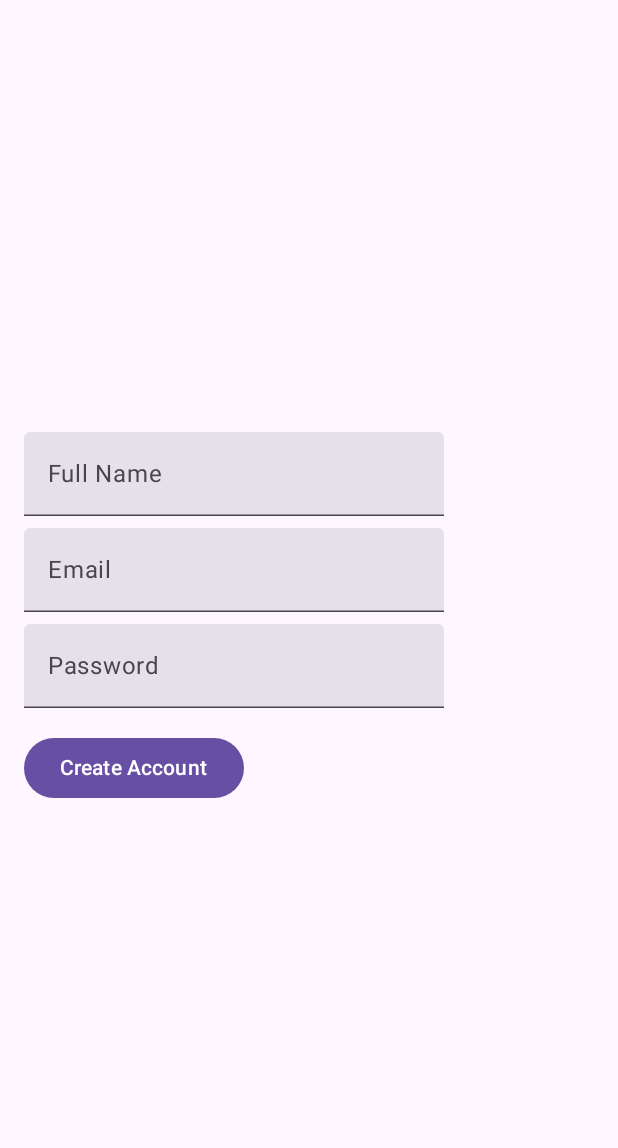
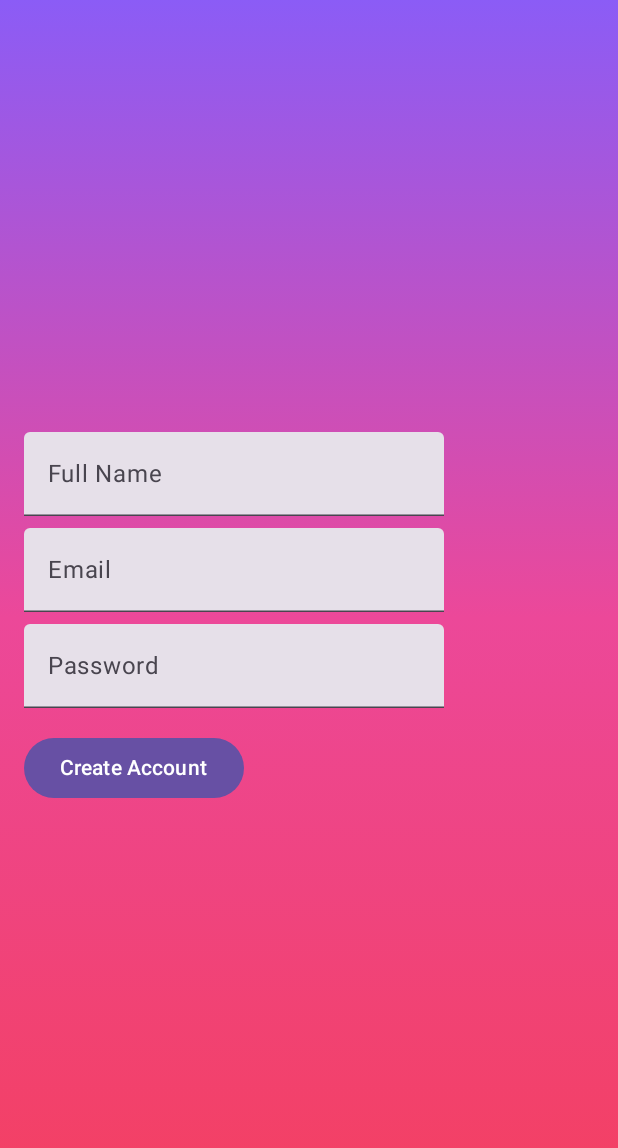
Before and after one commit to Lucra-Sports/lucra-demo-product, an Android app built with Jetpack Compose: the screen it shows after launch (MainActivity), after a tap on "Sign Up", on a phone screen of 412 x 824 dp. Shown: the top 1148 px of the screen. Run offline under Robolectric (Android 15) with nearby library versions, the phone set to English and light mode, and no system bars.

Commit message:
feat(android): persist login and refresh ui

```diff
--- a/product-base/android-app/app/src/main/java/com/lucra/android/MainActivity.kt
+++ b/product-base/android-app/app/src/main/java/com/lucra/android/MainActivity.kt
@@ -11,6 +11,8 @@ import com.lucra.android.navigation.AppNavHost
 class MainActivity : ComponentActivity() {
     override fun onCreate(savedInstanceState: Bundle?) {
         super.onCreate(savedInstanceState)
+        // Restore any previously logged in user before building the UI
+        UserManager.init(applicationContext)
         setContent {
             MaterialTheme {
                 Surface {
--- a/product-base/android-app/app/src/main/java/com/lucra/android/UserManager.kt
+++ b/product-base/android-app/app/src/main/java/com/lucra/android/UserManager.kt
@@ -1,9 +1,49 @@
 package com.lucra.android
 
+import android.content.Context
+import android.content.SharedPreferences
 import androidx.compose.runtime.mutableStateOf
+import com.google.gson.Gson
 import com.lucra.android.api.User
 
+/**
+ * Manages the logged in user for the app. The user is persisted to
+ * [SharedPreferences] so that the login state is retained between launches.
+ */
 object UserManager {
+    private const val PREFS_NAME = "lucra_prefs"
+    private const val KEY_USER = "user"
+
+    private lateinit var prefs: SharedPreferences
+    private val gson = Gson()
+
     var currentUser = mutableStateOf<User?>(null)
+        private set
+
+    /** Initialise the manager and restore any previously stored user. */
+    fun init(context: Context) {
+        prefs = context.getSharedPreferences(PREFS_NAME, Context.MODE_PRIVATE)
+        val userJson = prefs.getString(KEY_USER, null)
+        if (userJson != null) {
+            runCatching {
+                gson.fromJson(userJson, User::class.java)
+            }.onSuccess { restored ->
+                currentUser.value = restored
+            }
+        }
+    }
+
+    /** Persist the user information and mark as logged in. */
+    fun setUser(user: User) {
+        currentUser.value = user
+        prefs.edit().putString(KEY_USER, gson.toJson(user)).apply()
+    }
+
+    /** Clear any stored user and logout. */
+    fun clearUser() {
+        currentUser.value = null
+        prefs.edit().remove(KEY_USER).apply()
+    }
+
     fun isLoggedIn(): Boolean = currentUser.value != null
 }
--- a/product-base/android-app/app/src/main/java/com/lucra/android/ui/screens/LoginScreen.kt
+++ b/product-base/android-app/app/src/main/java/com/lucra/android/ui/screens/LoginScreen.kt
@@ -1,7 +1,9 @@
 package com.lucra.android.ui.screens
 
 import android.util.Log
+import androidx.compose.foundation.background
 import androidx.compose.foundation.layout.Arrangement
+import androidx.compose.foundation.layout.Box
 import androidx.compose.foundation.layout.Column
 import androidx.compose.foundation.layout.Spacer
 import androidx.compose.foundation.layout.fillMaxSize
@@ -31,6 +33,8 @@ import androidx.compose.ui.layout.boundsInWindow
 import androidx.compose.ui.layout.onGloballyPositioned
 import androidx.compose.ui.platform.LocalAutofill
 import androidx.compose.ui.platform.LocalAutofillTree
+import androidx.compose.ui.graphics.Brush
+import androidx.compose.ui.graphics.Color
 import androidx.compose.ui.text.input.KeyboardType
 import androidx.compose.ui.text.input.PasswordVisualTransformation
 import androidx.compose.ui.unit.dp
@@ -56,12 +60,26 @@ fun LoginScreen(navController: NavController) {
         )
     }
     LocalAutofillTree.current += autofillNode
-    Column(
+    Box(
         modifier = Modifier
-            .verticalScroll(rememberScrollState())
-            .padding(16.dp),
-        verticalArrangement = Arrangement.Top
+            .fillMaxSize()
+            .background(
+                brush = Brush.verticalGradient(
+                    colors = listOf(
+                        Color(0xFF8B5CF6),
+                        Color(0xFFEC4899),
+                        Color(0xFFF43F5E)
+                    )
+                )
+            )
+            .padding(16.dp)
     ) {
+        Column(
+            modifier = Modifier
+                .verticalScroll(rememberScrollState())
+                .fillMaxSize(),
+            verticalArrangement = Arrangement.Center
+        ) {
         TextField(
             value = email,
             onValueChange = {
@@ -95,7 +113,7 @@ fun LoginScreen(navController: NavController) {
             scope.launch {
                 try {
                     val user = ApiClient.service.login(LoginRequest(email, password))
-                    UserManager.currentUser.value = user
+                    UserManager.setUser(user)
                     navController.navigate("dashboard") {
                         popUpTo("login") { inclusive = true }
                     }
@@ -105,5 +123,6 @@ fun LoginScreen(navController: NavController) {
             }
         }) { Text("Login") }
         TextButton(onClick = { navController.navigate("signup") }) { Text("Sign Up") }
+        }
     }
 }
--- a/product-base/android-app/app/src/main/java/com/lucra/android/ui/screens/SignupScreen.kt
+++ b/product-base/android-app/app/src/main/java/com/lucra/android/ui/screens/SignupScreen.kt
@@ -1,11 +1,14 @@
 package com.lucra.android.ui.screens
 
+import androidx.compose.foundation.background
 import androidx.compose.foundation.layout.*
 import androidx.compose.material3.Button
 import androidx.compose.material3.Text
 import androidx.compose.material3.TextField
 import androidx.compose.runtime.*
 import androidx.compose.ui.Modifier
+import androidx.compose.ui.graphics.Brush
+import androidx.compose.ui.graphics.Color
 import androidx.compose.ui.text.input.PasswordVisualTransformation
 import androidx.compose.ui.unit.dp
 import androidx.navigation.NavController
@@ -20,8 +23,22 @@ fun SignupScreen(navController: NavController) {
     var password by remember { mutableStateOf("") }
     val scope = rememberCoroutineScope()
 
+    Box(
+        modifier = Modifier
+            .fillMaxSize()
+            .background(
+                Brush.verticalGradient(
+                    listOf(
+                        Color(0xFF8B5CF6),
+                        Color(0xFFEC4899),
+                        Color(0xFFF43F5E)
+                    )
+                )
+            )
+            .padding(16.dp)
+    ) {
         Column(
-        modifier = Modifier.fillMaxSize().padding(16.dp),
+            modifier = Modifier.fillMaxSize(),
             verticalArrangement = Arrangement.Center
         ) {
             TextField(value = fullName, onValueChange = { fullName = it }, label = { Text("Full Name") })
@@ -46,3 +63,4 @@ fun SignupScreen(navController: NavController) {
             }) { Text("Create Account") }
         }
     }
+}
```
Also changed, not shown: product-base/android-app/app/src/main/java/com/lucra/android/ui/screens/DashboardScreen.kt (+27 -2 lines), product-base/android-app/app/src/main/java/com/lucra/android/ui/screens/HistoryScreen.kt (+17 -1 lines), product-base/android-app/app/src/main/java/com/lucra/android/ui/screens/ProfileScreen.kt (+25 -2 lines). Lines whose indentation alone changed are shown as unchanged.
